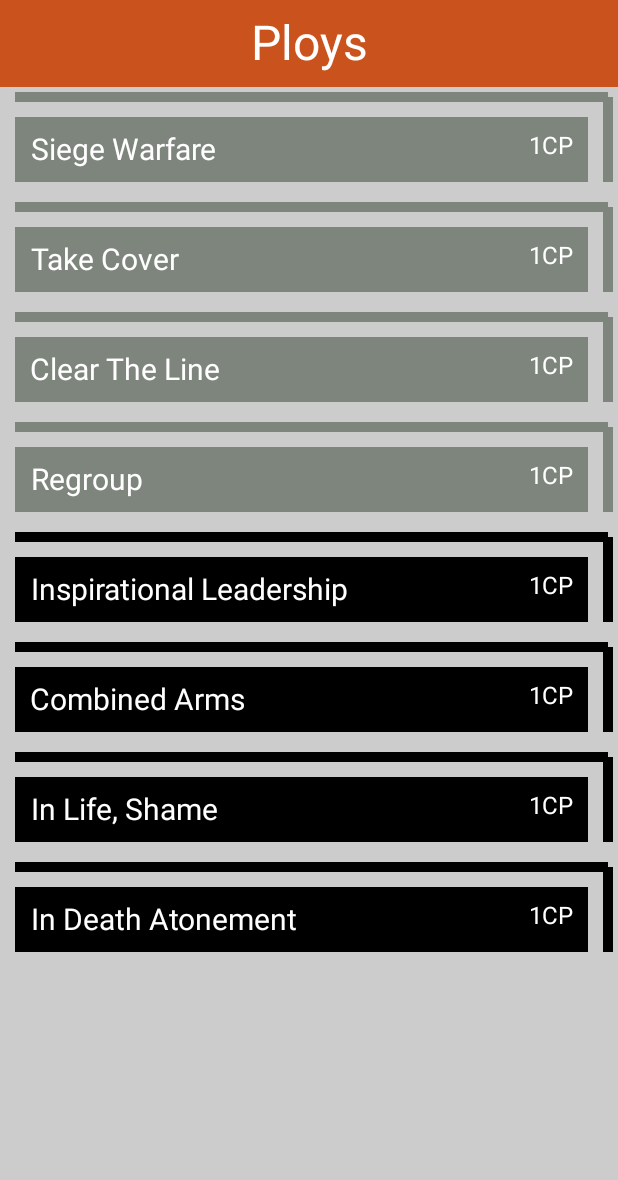
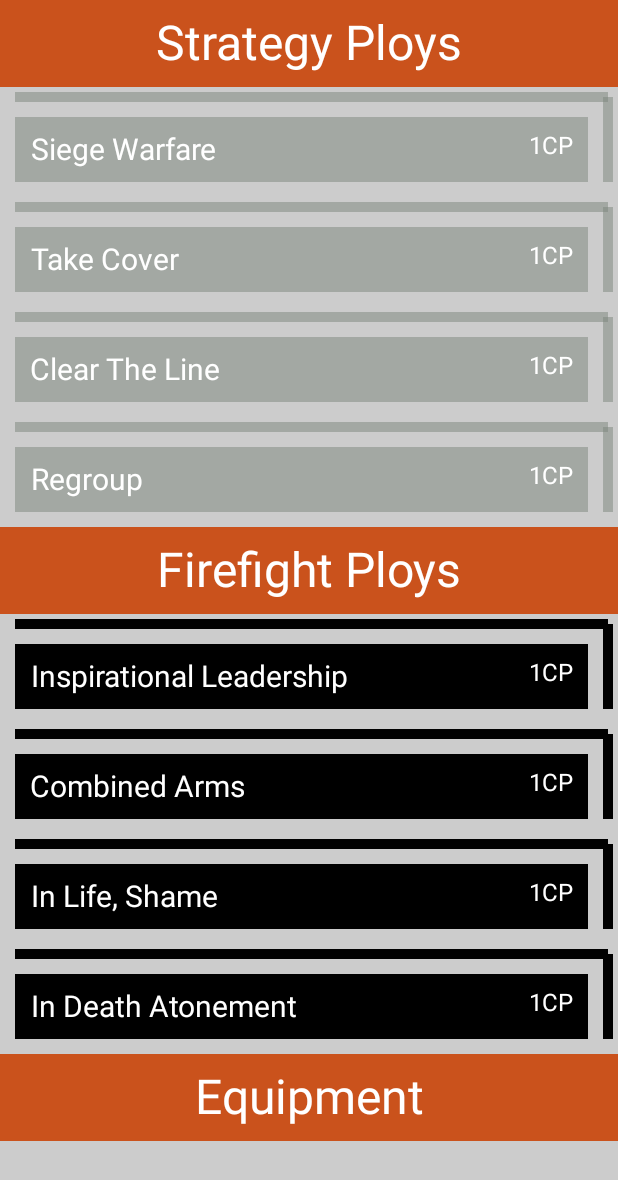
Before and after one commit to Lin1ux/KillTeamApp, an Android app built with Jetpack Compose: the composable FractionScreen shown on its own in the app's theme, on a phone screen of 412 x 824 dp. Shown: the top 1180 px of the screen. Run offline under Robolectric (Android 15) with nearby library versions, the phone set to English and light mode, and no system bars; our stand-ins replace window size class.

Commit message:
add Ploys sections

```diff
--- a/app/src/main/java/com/example/killteam/FractionScreen.kt
+++ b/app/src/main/java/com/example/killteam/FractionScreen.kt
@@ -42,27 +42,50 @@ fun FractionScreen(viewModel: ScoreViewModel, firstPlayer: Boolean) {
                 modifier = Modifier.fillMaxWidth().background(KTColors.Orange).padding(vertical = 10.dp),
                 contentAlignment = Alignment.Center)
             {
-                Text("Ploys",style = TextStyle(fontSize = 32.sp),color = Color.White)
+                Text("Strategy Ploys",style = TextStyle(fontSize = 32.sp),color = Color.White)
             }
         }
         item()
         {
-            viewModel.GetTeam(firstPlayer).ploys.forEachIndexed { index,element ->
-                Ploys(viewModel, firstPlayer,index)
+            GetOneTypePloysSelection(viewModel.GetPloysBySelection(firstPlayer),PloyType.STRATEGY).forEach { element ->
+                Ploys(viewModel, firstPlayer, element)
+            }
+        }
+        item()
+        {
+            Box(
+                modifier = Modifier.fillMaxWidth().background(KTColors.Orange).padding(vertical = 10.dp),
+                contentAlignment = Alignment.Center)
+            {
+                Text("Firefight Ploys",style = TextStyle(fontSize = 32.sp),color = Color.White)
+            }
+        }
+        item()
+        {
+            GetOneTypePloysSelection(viewModel.GetPloysBySelection(firstPlayer),PloyType.FIREFIGHT).forEach { element ->
+                Ploys(viewModel, firstPlayer, element)
+            }
+        }
+        item()
+        {
+            Box(
+                modifier = Modifier.fillMaxWidth().background(KTColors.Orange).padding(vertical = 10.dp),
+                contentAlignment = Alignment.Center)
+            {
+                Text("Equipment",style = TextStyle(fontSize = 32.sp),color = Color.White)
             }
         }
     }
 }
 
 @Composable
-fun Ploys(viewModel: ScoreViewModel, firstPlayer: Boolean,index: Int)
+fun Ploys(viewModel: ScoreViewModel, firstPlayer: Boolean,ploySelection: ploySelection)
 {
-    val color by remember { mutableStateOf( ployToColor(viewModel.GetTeam(firstPlayer).ploys[index].type)) }
+    val color by remember { mutableStateOf( ployToColor(ploySelection.ploy.type).copy(alpha = GetAlphaFromPloySelecion(ploySelection))) }
     Box(modifier = Modifier.fillMaxWidth().padding(top = 20.dp, bottom = 10.dp,end = 20.dp,start = 10.dp).drawBehind
     {
         val strokeWidth = 10f
         val x = size.width - strokeWidth
-        //val y = size.height - strokeWidth
 
         //top line
         drawLine(
@@ -91,15 +114,15 @@ fun Ploys(viewModel: ScoreViewModel, firstPlayer: Boolean,index: Int)
             modifier = Modifier.fillMaxSize().background(color).padding(10.dp),
             contentAlignment = Alignment.Center)
         {
-            Row(modifier = Modifier.fillMaxSize().background(color))
+            Row(modifier = Modifier.fillMaxSize().background(Color.Transparent))
             {
                 Box(
-                    modifier = Modifier.weight(0.75f).fillMaxSize().background(color),
+                    modifier = Modifier.weight(0.75f).fillMaxSize().background(Color.Transparent),
                     contentAlignment = Alignment.CenterStart
 
                 )
                 {
-                    Text("${viewModel.GetTeam(firstPlayer).ploys[index].name}",
+                    Text("${ploySelection.ploy.name}",
                         style = TextStyle(fontSize = 20.sp),
                         color = Color.White,textAlign = TextAlign.End,
                         softWrap = false,
@@ -108,11 +131,11 @@ fun Ploys(viewModel: ScoreViewModel, firstPlayer: Boolean,index: Int)
                     )
                 }
                 Box(
-                    modifier = Modifier.weight(0.25f).fillMaxSize().background(color),
+                    modifier = Modifier.weight(0.25f).fillMaxSize().background(Color.Transparent),
                     contentAlignment = Alignment.CenterEnd
                 )
                 {
-                    Text("${viewModel.GetTeam(firstPlayer).ploys[index].cost}",style = TextStyle(fontSize = 16.sp),color = Color.White, textAlign = TextAlign.End,)
+                    Text("${ploySelection.ploy.cost}",style = TextStyle(fontSize = 16.sp),color = Color.White, textAlign = TextAlign.End,)
                 }
 
             }
--- a/app/src/main/java/com/example/killteam/KTFuncitons.kt
+++ b/app/src/main/java/com/example/killteam/KTFuncitons.kt
@@ -37,3 +37,50 @@ fun ployToColor(ploy : PloyType) : Color
         PloyType.FIREFIGHT -> return KTColors.Firefight
     }
 }
+//Return list of one type ploys
+fun GetOneTypePloys(Ploys : List<Ploy>,type : PloyType) : List<Ploy>
+{
+    var list : MutableList<Ploy> = mutableListOf()
+    Ploys.forEach { ploy ->
+        if(ploy.type == type)
+        {
+            list.add(ploy)
+        }
+    }
+    return list
+}
+
+//Return list of one type ploys
+fun GetOneTypePloysSelection(Ploys : List<ploySelection>,type : PloyType) : List<ploySelection>
+{
+    var list : MutableList<ploySelection> = mutableListOf()
+    Ploys.forEach { selectedPloy ->
+        if(selectedPloy.ploy.type == type)
+        {
+            list.add(selectedPloy)
+        }
+    }
+    return list
+}
+
+//Return alpha depended on state of ploySelection
+fun GetAlphaFromPloySelecion(PloySelection : ploySelection) : Float
+{
+    when(PloySelection.ploy.type)
+    {
+        PloyType.STRATEGY -> {
+            if (PloySelection.selected)
+            {
+                return 1.0f
+            }
+            return 0.5f
+        }
+        PloyType.FIREFIGHT -> {
+            if (PloySelection.selected)
+            {
+                return 0.5f
+            }
+            return 1.0f
+        }
+    }
+}
--- a/app/src/main/java/com/example/killteam/ScoreViewModel.kt
+++ b/app/src/main/java/com/example/killteam/ScoreViewModel.kt
@@ -27,6 +27,8 @@ class ScoreViewModel : ViewModel()
         val killPoints = mutableStateListOf(0,0,0,0,0,0,0)
 
         var commandPoints by mutableStateOf(0)
+
+        var selectedPloys = mutableStateListOf<ploySelection>()
     }
 
     val RedPlayer = PlayerState()   //First Player - Red
@@ -487,4 +489,41 @@ class ScoreViewModel : ViewModel()
             PointType.UNKNOWN -> { }
         }
     }
+    //Return ploy Selection of player
+    fun GetPloysBySelection(isRedTeam: Boolean) : List<ploySelection>
+    {
+        if(isRedTeam)
+        {
+            //if list is null
+            if(RedPlayer.selectedPloys.isEmpty())
+            {
+                RedPlayer.selectedTeam.ploys.forEachIndexed { index,ploy ->
+                    RedPlayer.selectedPloys.add(ploySelection(ploy,false,index))
+                }
+            }
+            return RedPlayer.selectedPloys
+        }
+        //if list is null
+        if(BluePlayer.selectedPloys.isEmpty())
+        {
+            BluePlayer.selectedTeam.ploys.forEachIndexed { index,ploy ->
+                BluePlayer.selectedPloys.add(ploySelection(ploy,false,index))
+            }
+        }
+        return BluePlayer.selectedPloys
+    }
+    //Get Alpha
+    /*fun GetAlphaByPloySelection(isRedTeam: Boolean,ploySelection: ploySelection)
+    {
+        if(isRedTeam)
+        {
+
+        }
+    }*/
 }
+
+data class ploySelection(
+        var ploy : Ploy,
+        var selected : Boolean,
+        var index : Int
+        )
```
